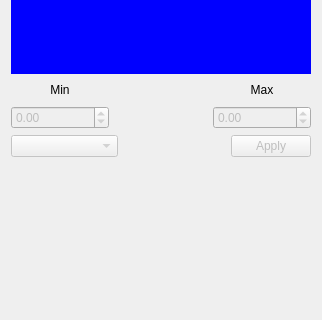
Old version of the form src/histogramwidget.ui in the repository ATNoG/HealpixViewer; both pictures show x 0 to 322 and y 87 to 407 of the 322 by 600 pixel window.
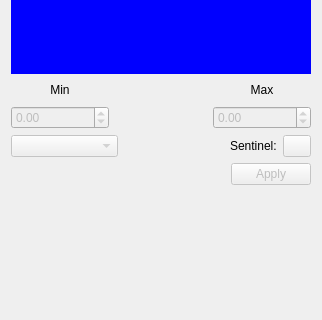
New version of the form. Custom widgets are drawn as their Qt base class.

Commit message: Added feature: select color used by sentinel pixels Added feature: export area to new healpix map

Patch:
```diff
--- a/src/histogramwidget.ui
+++ b/src/histogramwidget.ui
@@ -161,6 +161,49 @@
       </spacer>
      </item>
      <item>
+      <widget class="QLabel" name="label">
+       <property name="text">
+        <string>Sentinel:</string>
+       </property>
+      </widget>
+     </item>
+     <item>
+      <widget class="QPushButton" name="selectSentinelColor">
+       <property name="enabled">
+        <bool>false</bool>
+       </property>
+       <property name="maximumSize">
+        <size>
+         <width>28</width>
+         <height>28</height>
+        </size>
+       </property>
+       <property name="focusPolicy">
+        <enum>Qt::NoFocus</enum>
+       </property>
+       <property name="text">
+        <string/>
+       </property>
+      </widget>
+     </item>
+    </layout>
+   </item>
+   <item>
+    <layout class="QHBoxLayout" name="horizontalLayout">
+     <item>
+      <spacer name="horizontalSpacer_3">
+       <property name="orientation">
+        <enum>Qt::Horizontal</enum>
+       </property>
+       <property name="sizeHint" stdset="0">
+        <size>
+         <width>40</width>
+         <height>20</height>
+        </size>
+       </property>
+      </spacer>
+     </item>
+     <item>
       <widget class="QPushButton" name="applyHistogram">
        <property name="enabled">
         <bool>false</bool>
@@ -171,6 +214,9 @@
          <verstretch>0</verstretch>
         </sizepolicy>
        </property>
+       <property name="layoutDirection">
+        <enum>Qt::LeftToRight</enum>
+       </property>
        <property name="text">
         <string>Apply</string>
        </property>
```
The commit also changes 17 other files.
